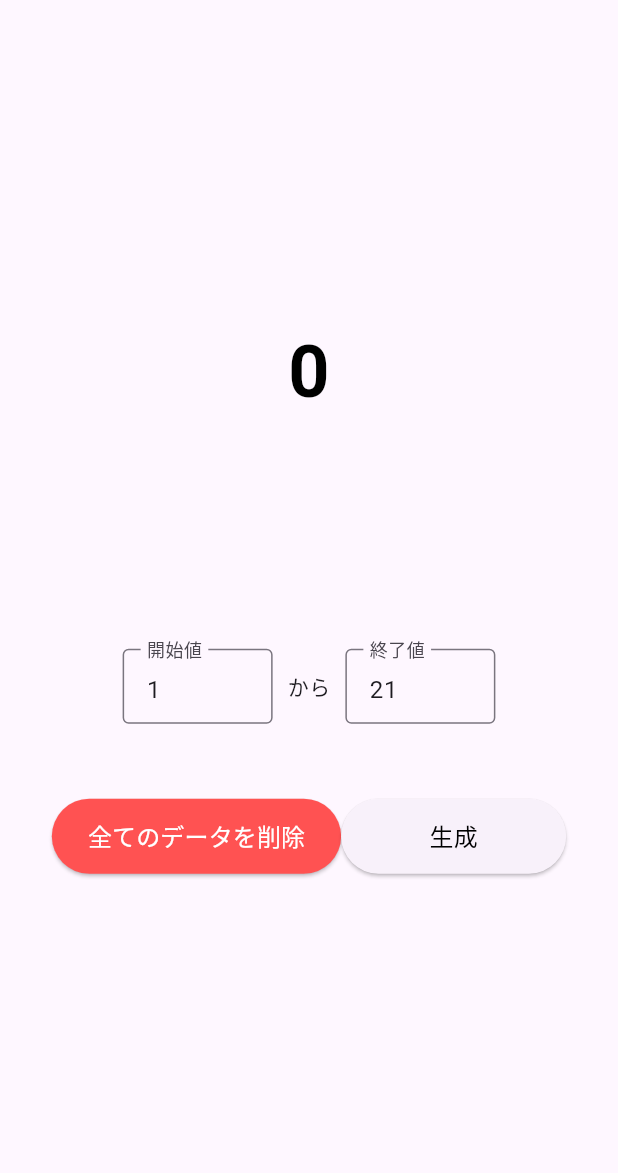
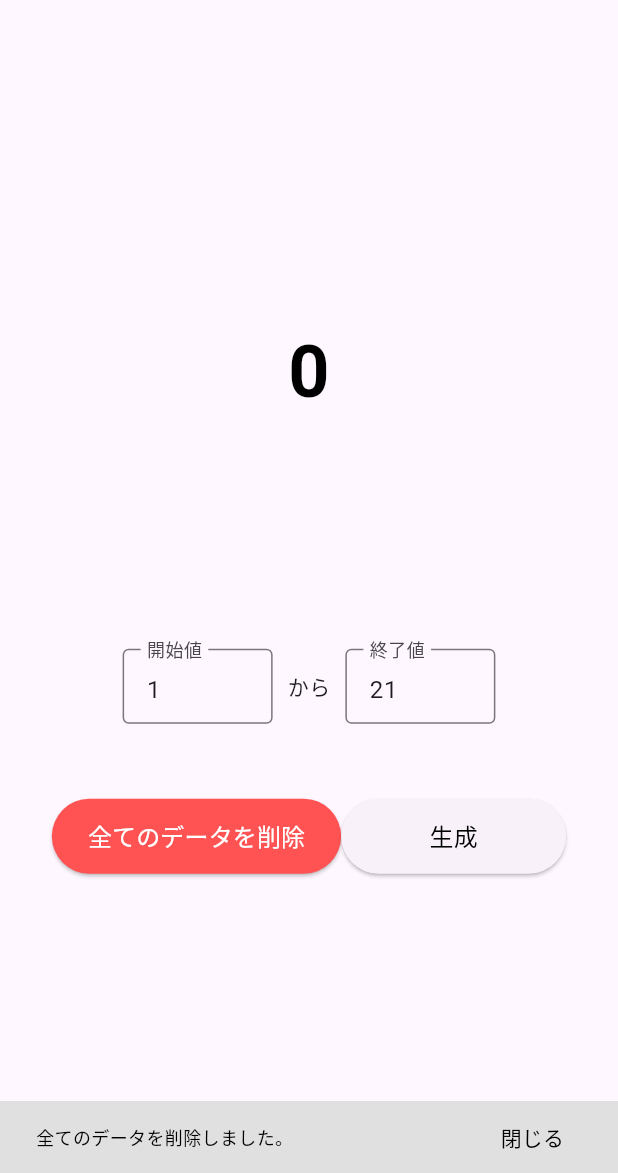
Before and after one commit to NaokiNishizawa/random_number_creater, a Flutter app: the screen it shows after launch, after a tap on "全てのデータを削除", on a phone screen of 412 x 824 dp, the part 63-1236 px from its top. Run offline on Flutter 3.47's test engine with Material 3 defaults, Android fonts, the phone set to English and light mode, and no system bars; our stand-ins replace flutter_hooks, flutter_riverpod, freezed_annotation, gap, hooks_riverpod, isar and 1 more; accounts and stored records are empty; generated files the repository leaves out were written again.

Commit message:
データの削除処理に対応

```diff
--- a/src/lib/domain/random_number_logic.dart
+++ b/src/lib/domain/random_number_logic.dart
@@ -39,6 +39,26 @@ class RandomNumberLogic {
     } while (true);
   }
 
+  Future<void> cleanCache() async {
+    final db = await IsarDatabaseManager.instance();
+    try {
+      final info = await db.isar?.randomNumbers.get(0); // このクラスは1つしか発生しないため、固定でidに0を指定
+      if (info == null) {
+        return;
+      }
+
+      final newInfo = info.copyWith(
+        cacheNumberList: [],
+      );
+
+      await db.isar?.writeTxn(() async {
+        await db.isar?.randomNumbers.put(newInfo);
+      });
+    } catch (e) {
+      return;
+    }
+  }
+
   Future<List<int>?> _getCacheNumberList() async {
     final db = await IsarDatabaseManager.instance();
     try {
@@ -72,7 +92,6 @@ class RandomNumberLogic {
           await db.isar?.randomNumbers.get(0); // このクラスは1つしか発生しないため、固定でidに0を指定
       RandomNumber? newInfo;
       if (info != null) {
-
         final cacheNumberList = <int>[];
         cacheNumberList.addAll(info.cacheNumberList);
         cacheNumberList.add(number);
--- /dev/null
+++ b/src/lib/extenstion/context_extenstion.dart
@@ -0,0 +1,33 @@
+import 'package:flutter/material.dart';
+
+extension ContextExtension on BuildContext {
+  void showSnackBar(
+    String text, {
+    Duration duration = const Duration(milliseconds: 1500),
+    VoidCallback? onTap,
+    String closeLabel = '閉じる',
+  }) {
+    ScaffoldMessenger.of(this).showSnackBar(
+      SnackBar(
+        backgroundColor: Colors.grey[300]!,
+        content: Text(
+          text,
+          style: Theme.of(this).textTheme.bodyMedium!.copyWith(
+                color: Colors.black,
+                fontSize: 12,
+              ),
+        ),
+        duration: duration,
+        action: SnackBarAction(
+          label: closeLabel,
+          textColor: Colors.black,
+          onPressed: () {
+            if (onTap != null) {
+              onTap();
+            }
+          },
+        ),
+      ),
+    );
+  }
+}
--- a/src/lib/presentation/home/home_screen.dart
+++ b/src/lib/presentation/home/home_screen.dart
@@ -2,6 +2,8 @@ import 'package:flutter/material.dart';
 import 'package:flutter_hooks/flutter_hooks.dart';
 import 'package:gap/gap.dart';
 import 'package:hooks_riverpod/hooks_riverpod.dart';
+import 'package:path/path.dart';
+import 'package:src/extenstion/context_extenstion.dart';
 import 'package:src/presentation/home/home_screen_view_model.dart';
 
 class HomeScreen extends HookWidget {
@@ -109,8 +111,11 @@ class _Content extends HookConsumerWidget {
           mainAxisAlignment: MainAxisAlignment.center,
           children: [
             ElevatedButton(
-              onPressed: () {
-                // TODO: すべてのデータを削除処理
+              onPressed: () async{
+                await vm.cleanCache();
+                if(context.mounted){
+                  context.showSnackBar('全てのデータを削除しました。');
+                }
               },
               style: ElevatedButton.styleFrom(
                 backgroundColor: Colors.redAccent,
@@ -139,12 +144,16 @@ class _Content extends HookConsumerWidget {
                   );
 
                   if (generatedNumber == null) {
-                    // TODO: エラーの表示
+                    if (context.mounted) {
+                      context.showSnackBar('上限に達しました。一度データを削除してください。');
+                    }
                   } else {
                     number.value = generatedNumber;
                   }
                 } catch (e) {
-                  // nothing to do
+                  if (context.mounted) {
+                    context.showSnackBar('数値の範囲が不正です。');
+                  }
                 }
                 onCompleted();
               },
--- a/src/lib/presentation/home/home_screen_view_model.dart
+++ b/src/lib/presentation/home/home_screen_view_model.dart
@@ -19,6 +19,7 @@ class HomeScreenViewModel extends _$HomeScreenViewModel {
   }
 
   Future<void> cleanCache() async {
-    // TODO: キャッシュのクリア処理を実装
+    final logic = ref.read(randomNumberLogicProvider);
+    await logic.cleanCache();
   }
 }
```
